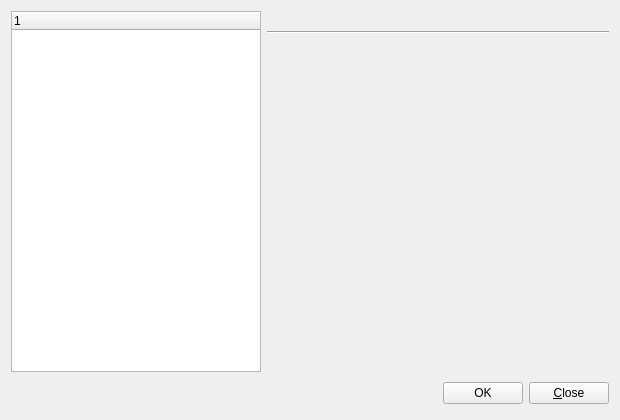
This is ui/preferencesdialog.ui in apavelm/stildcpp as Qt 5 draws it before an edit. The edited form follows.
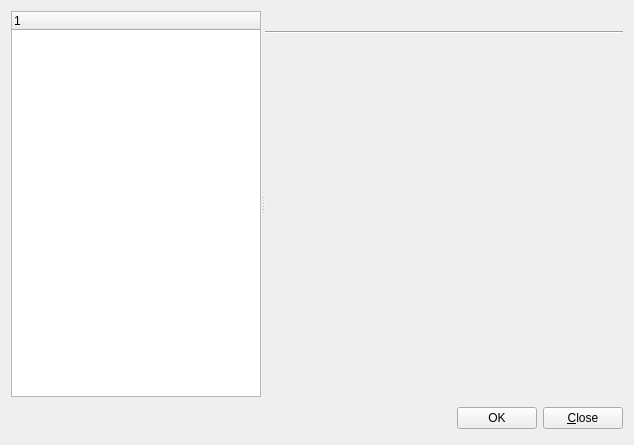
This is the edited form.

```diff
--- a/ui/preferencesdialog.ui
+++ b/ui/preferencesdialog.ui
@@ -8,8 +8,8 @@
    <rect>
     <x>0</x>
     <y>0</y>
-    <width>620</width>
-    <height>420</height>
+    <width>634</width>
+    <height>445</height>
    </rect>
   </property>
   <property name="windowTitle" >
@@ -17,16 +17,12 @@
   </property>
   <layout class="QGridLayout" >
    <item row="0" column="0" >
+    <layout class="QVBoxLayout" >
+     <item>
     <widget class="QSplitter" name="splitter" >
      <property name="orientation" >
       <enum>Qt::Horizontal</enum>
      </property>
-     <property name="childrenCollapsible" >
-      <bool>false</bool>
-     </property>
-     <widget class="QWidget" name="layoutWidget" >
-      <layout class="QHBoxLayout" >
-       <item>
         <widget class="QTreeWidget" name="categoryList" >
          <property name="sizePolicy" >
           <sizepolicy vsizetype="Expanding" hsizetype="Expanding" >
@@ -64,8 +60,7 @@
           </property>
          </column>
         </widget>
-       </item>
-       <item>
+       <widget class="QWidget" name="" >
         <layout class="QVBoxLayout" >
          <property name="spacing" >
           <number>6</number>
@@ -137,12 +132,10 @@
           </widget>
          </item>
         </layout>
-       </item>
-      </layout>
      </widget>
     </widget>
    </item>
-   <item row="1" column="0" >
+     <item>
     <layout class="QHBoxLayout" >
      <property name="spacing" >
       <number>6</number>
@@ -185,6 +178,8 @@
         <string>&amp;Close</string>
        </property>
       </widget>
+       </item>
+      </layout>
      </item>
     </layout>
    </item>
```
Lines whose indentation alone changed are shown as unchanged.
